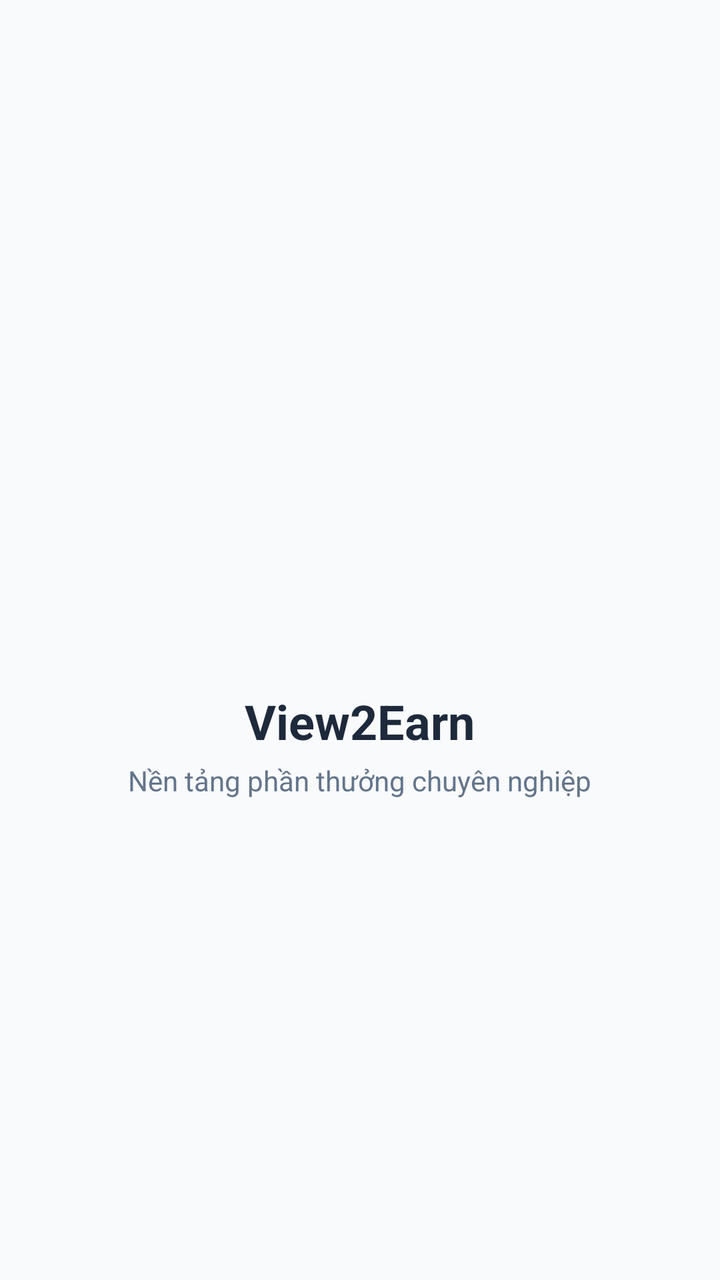
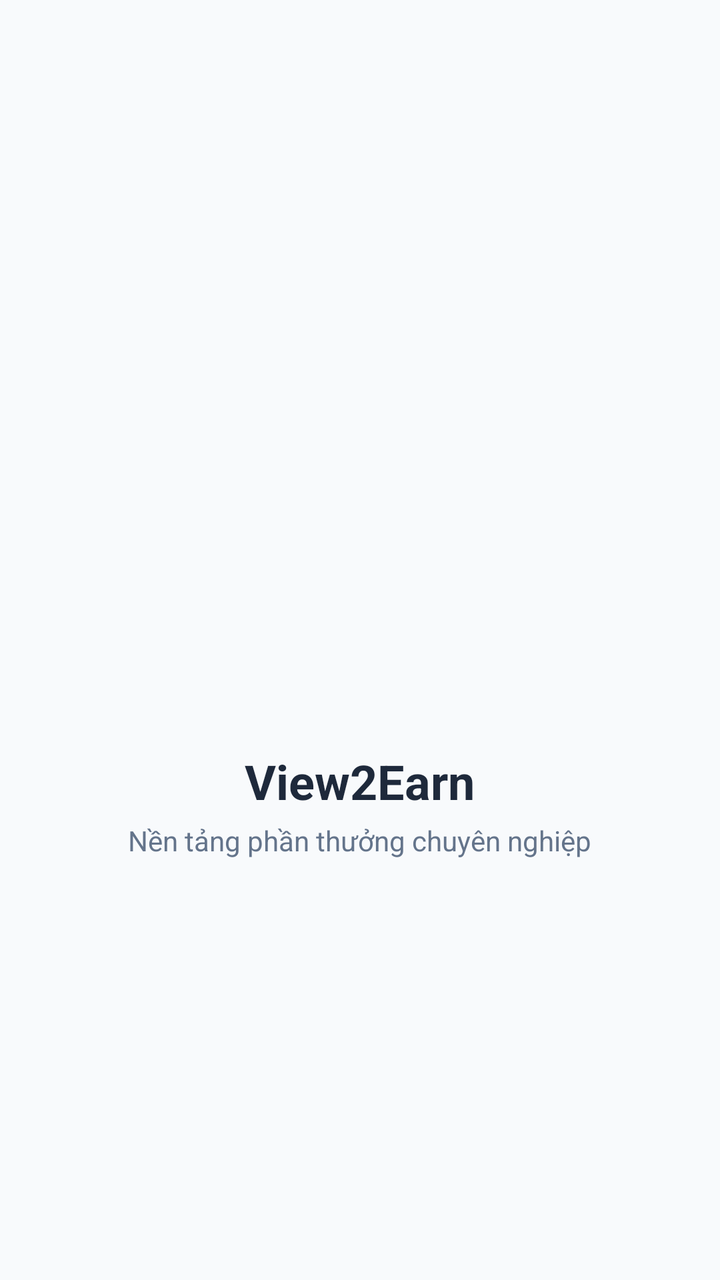

Screens rendered from an Android XML layout before and after an edit, with the pre-edit source and the edit as a unified diff.
<!-- AndroidManifest.xml: application theme Theme.View2Earn -->
<!-- res/layout/activity_splash.xml -->
<?xml version="1.0" encoding="utf-8"?>
<LinearLayout xmlns:android="http://schemas.android.com/apk/res/android"
    xmlns:tools="http://schemas.android.com/tools"
    android:id="@+id/activity_splash"
    android:layout_width="match_parent"
    android:layout_height="match_parent"
    android:background="@color/neutral_bg"
    android:gravity="center"
    android:orientation="vertical"
    android:padding="@dimen/spacing_xl"
    tools:context=".SplashActivity">

    <ImageView
        android:id="@+id/imgLogo"
        android:layout_width="140dp"
        android:layout_height="140dp"
        android:adjustViewBounds="true"
        android:contentDescription="@string/app_name"
        android:src="@drawable/logo" />

    <TextView
        android:layout_width="wrap_content"
        android:layout_height="wrap_content"
        android:layout_marginTop="@dimen/spacing_lg"
        android:text="@string/app_name"
        android:textColor="@color/text_primary"
        android:textSize="24sp"
        android:textStyle="bold" />

    <TextView
        android:layout_width="wrap_content"
        android:layout_height="wrap_content"
        android:layout_marginTop="@dimen/spacing_xs"
        android:text="Nền tảng phần thưởng chuyên nghiệp"
        android:textColor="@color/text_secondary"
        android:textSize="14sp" />

    <ProgressBar
        android:layout_width="32dp"
        android:layout_height="32dp"
        android:layout_marginTop="@dimen/spacing_xl"
        android:indeterminateTint="@color/primary" />

</LinearLayout>
<!-- resources referenced by this layout -->
<resources>
  <color name="neutral_bg">#F8FAFC</color>
  <color name="primary">#F59E0B</color>
  <color name="text_primary">#1E293B</color>
  <color name="text_secondary">#64748B</color>
  <dimen name="spacing_lg">20dp</dimen>
  <dimen name="spacing_xl">24dp</dimen>
  <dimen name="spacing_xs">4dp</dimen>
  <string name="app_name">View2Earn</string>
  <style name="Theme.View2Earn" parent="Base.Theme.View2Earn" />
  <style name="Base.Theme.View2Earn" parent="Theme.Material3.Light.NoActionBar">
          
          <item name="colorPrimary">@color/primary</item>
          <item name="colorOnPrimary">@color/on_primary</item>
          <item name="android:windowBackground">@color/neutral_bg</item>
          <item name="android:statusBarColor">@color/neutral_bg</item>
          <item name="android:windowLightStatusBar" tools:targetApi="m">true</item>
      </style>
  <color name="on_primary">#FFFFFF</color>
</resources>

<!-- the commit's change to res/layout/activity_splash.xml (unified diff, before → after) -->
@@ -12,9 +12,10 @@
 
     <ImageView
         android:id="@+id/imgLogo"
-        android:layout_width="140dp"
-        android:layout_height="140dp"
+        android:layout_width="200dp"
+        android:layout_height="200dp"
         android:adjustViewBounds="true"
+        android:scaleType="fitCenter"
         android:contentDescription="@string/app_name"
         android:src="@drawable/logo" />
 
